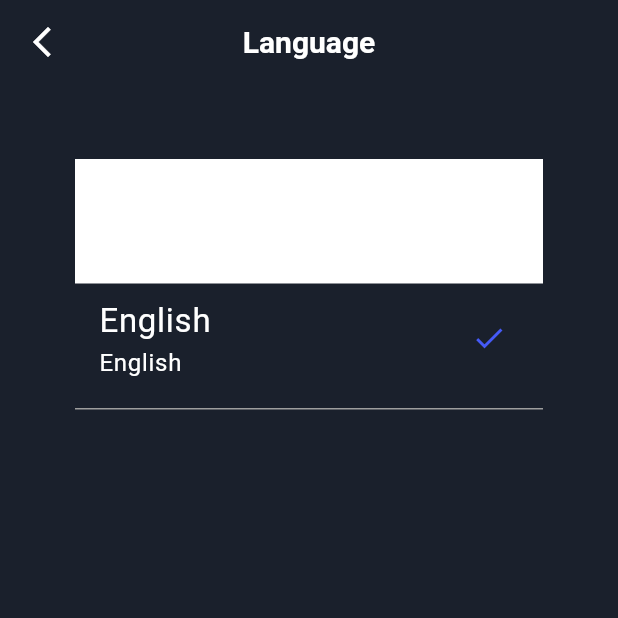
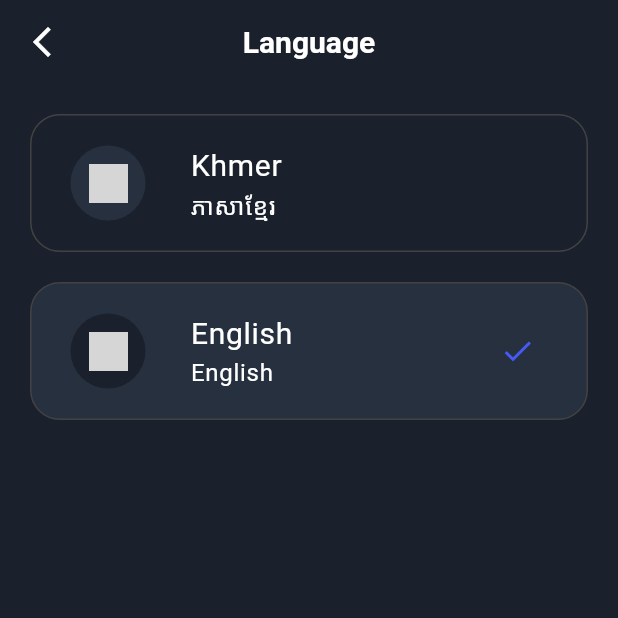
Before and after one commit to kongpda/fork_flutter_project_II, a Flutter app: the ChangeLanguageScreen screen opened directly, on a phone screen of 412 x 824 dp, the top half of it. Run offline on Flutter 3.47's test engine with Material 3 defaults, Android fonts, the light colour scheme and no system bars; network calls fail; grey boxes are pictures that could not be loaded.

Commit message:
finish language

```diff
--- a/lib/main.dart
+++ b/lib/main.dart
@@ -23,7 +23,7 @@ class MyApp extends StatelessWidget {
   @override
   Widget build(BuildContext context) {
     return MaterialApp(
-      home: GetStartScreen(),
+      home: MainScreen(),
     );
   }
 }
--- a/lib/profile_module/language_screen.dart
+++ b/lib/profile_module/language_screen.dart
@@ -18,9 +18,8 @@ class _ChangeLanguageScreenState extends State<ChangeLanguageScreen> {
     Language _lang = context.watch<LanguageLogic>().language;
     int _langIndex = context.watch<LanguageLogic>().langIndex;
     return Scaffold(
+      appBar: AppBar(
       backgroundColor: Color(0xFF1A202C),
-      appBar: AppBar(
-        backgroundColor: Colors.transparent,
         elevation: 0,
         leading: IconButton(
           icon: Icon(Icons.arrow_back_ios_new, color: Colors.white),
@@ -37,27 +36,38 @@ class _ChangeLanguageScreenState extends State<ChangeLanguageScreen> {
         centerTitle: true,
       ),
       body: Container(
-        padding: EdgeInsets.all(30),
+        color: Color(0xFF1A202C),
+        padding: EdgeInsets.all(20),
         child: Container(
-        //color: Color(0xFF1E2630),
-        padding: EdgeInsets.all(20),
           child: Row(
             children: [
               Expanded(
                 child: Column(
                   children: [
                     Container(
-                      padding: EdgeInsets.only(bottom: 10),
-                      color: Colors.white,
+                      padding: EdgeInsets.all(10),
                       decoration: BoxDecoration(
-                        borderRadius: BorderRadius.all(Radius.circular(20))
+                        color:_langIndex == 1 ? Color(0xFF27303F) : null,
+                        borderRadius: BorderRadius.all(Radius.circular(20)),
+                        border: Border.all(color: Colors.grey.shade800)
                       ),
                       child: ListTile(
+                        leading: Container(
+                          width: 50,
+                          height: 50,
+                          padding: EdgeInsets.all(12),
+                          decoration: BoxDecoration(
+                            borderRadius: BorderRadius.all(Radius.circular(30)),
+                            color:_langIndex == 1 ? Color(0xFF1A202C): Color(0xFF27303F),
+                          ),
+                          child: Image(image: NetworkImage("https://upload.wikimedia.org/wikipedia/commons/thumb/8/83/Flag_of_Cambodia.svg/640px-Flag_of_Cambodia.svg.png"),)
+                        ),
+                        horizontalTitleGap: 30,
                         title: Column(
                           mainAxisAlignment: MainAxisAlignment.start,
                           crossAxisAlignment: CrossAxisAlignment.start,
                           children: [
-                            Text('Khmer', style:TextStyle(color: Colors.white,fontSize: 22)),
+                            Text('Khmer', style:TextStyle(color: Colors.white,fontSize: 20)),
                             Text('ភាសាខ្មែរ', style:TextStyle(color: Colors.white))
                           ]
                         ),
@@ -67,25 +77,39 @@ class _ChangeLanguageScreenState extends State<ChangeLanguageScreen> {
                          trailing: _langIndex == 1 ? const Icon(Icons.check, color: Color(0xFF455AF7),) : null,
                       ),
                     ),
+                    SizedBox(height: 20,),
 
                     Container(
-                      padding: EdgeInsets.only(bottom: 10),
+                      padding: EdgeInsets.all(10),
                       decoration: BoxDecoration(
-                        border: Border(bottom: BorderSide(color: Colors.grey),),
+                        color:_langIndex == 0 ? Color(0xFF27303F) : null,
+                        borderRadius: BorderRadius.all(Radius.circular(20)),
+                        border: Border.all(color: Colors.grey.shade800)
                       ),
                       child: ListTile(
+                        leading: Container(
+                          width: 50,
+                          height: 50,
+                          padding: EdgeInsets.all(12),
+                          decoration: BoxDecoration(
+                            borderRadius: BorderRadius.all(Radius.circular(30)),
+                            color: Color(0xFF1A202C),
+                          ),
+                          child: Image(image: NetworkImage("https://cdn.britannica.com/33/4833-050-F6E415FE/Flag-United-States-of-America.jpg"),)
+                        ),
+                        horizontalTitleGap: 30,
                         title: Column(
                           mainAxisAlignment: MainAxisAlignment.start,
                           crossAxisAlignment: CrossAxisAlignment.start,
                           children: [
-                            Text('English', style:TextStyle(color: Colors.white,fontSize: 22)),
+                            Text('English', style:TextStyle(color: Colors.white,fontSize: 20)),
                             Text('English', style:TextStyle(color: Colors.white))
                           ]
                         ),
                         onTap: () {
                         context.read<LanguageLogic>().changeLanguage();
                         },
-                         trailing: _langIndex == 0 ? const Icon(Icons.check, color: Color(0xFF455AF7)) : null,
+                         trailing: _langIndex == 0 ? const Icon(Icons.check, color: Color(0xFF455AF7),) : null,
                       ),
                     ),
                   ],
```
Also changed, not shown: 5 other files.
